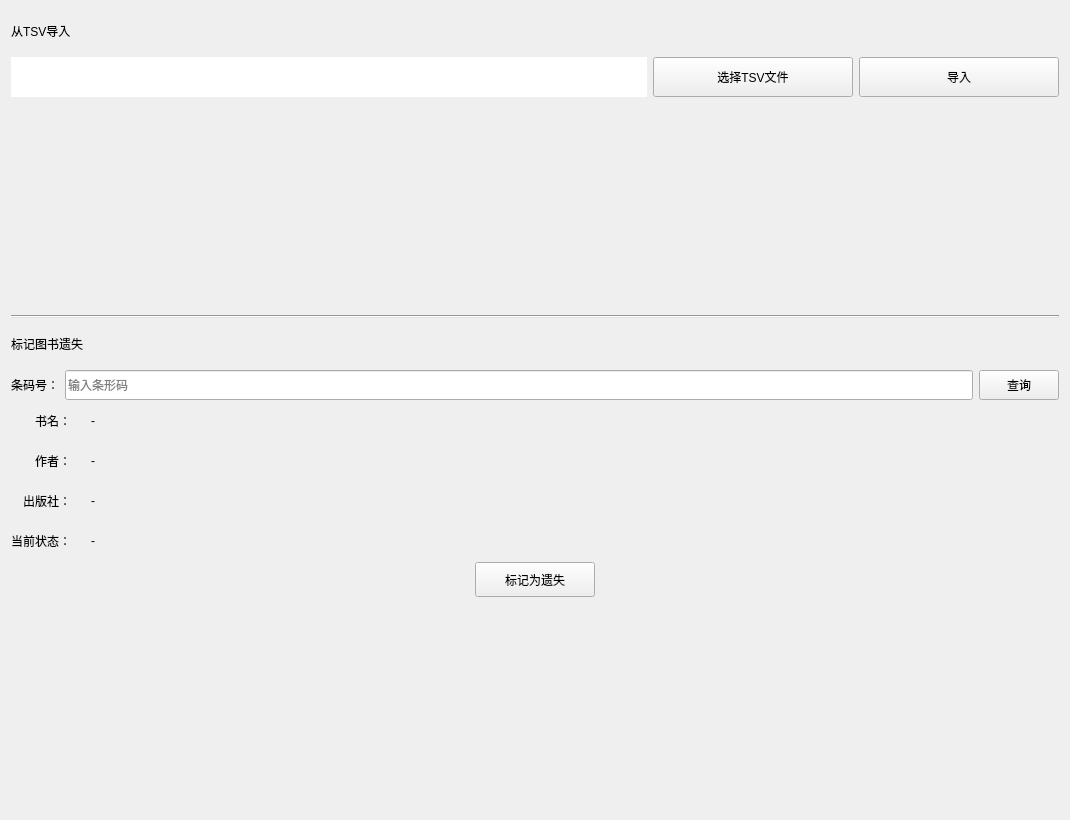
This is src/EditBookForm.ui in zhiweij1/LibrarySystem as Qt 5 draws it before an edit. The edited form follows.
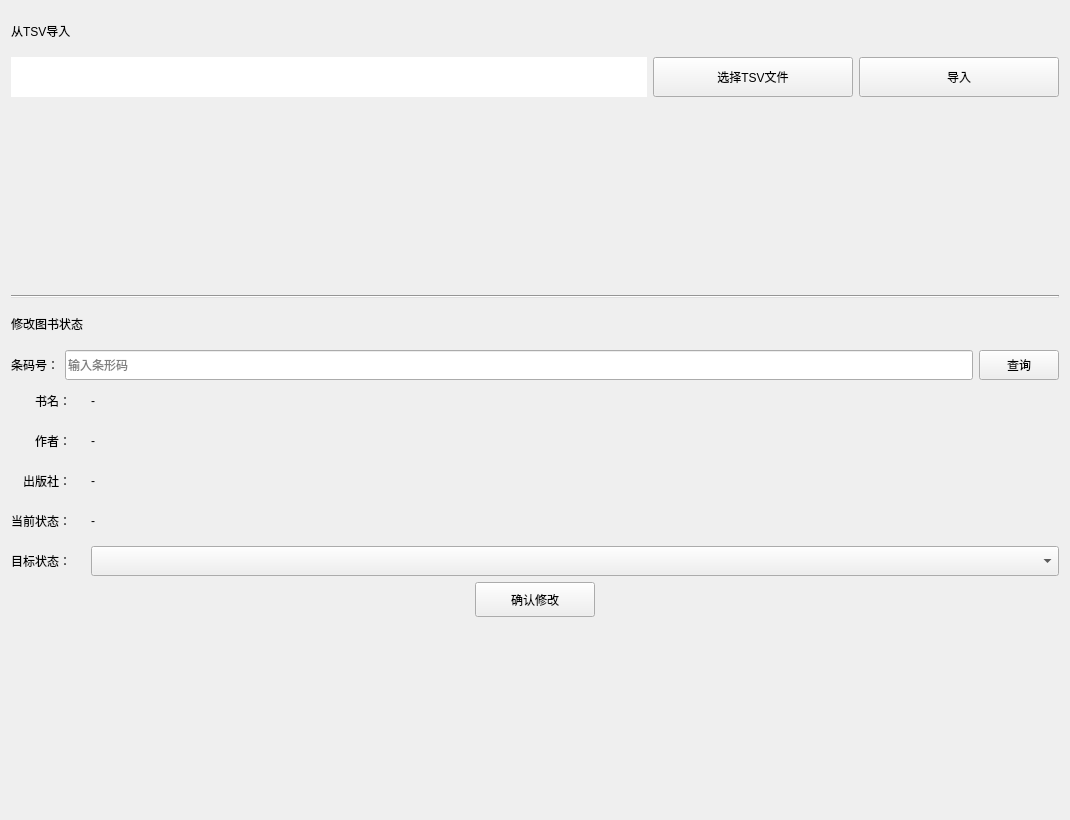
This is the edited form.

```diff
--- a/src/EditBookForm.ui
+++ b/src/EditBookForm.ui
@@ -123,7 +123,7 @@
       </size>
      </property>
      <property name="text">
-      <string>标记图书遗失</string>
+      <string>修改图书状态</string>
      </property>
     </widget>
    </item>
@@ -285,6 +285,29 @@
        </property>
       </widget>
      </item>
+     <item row="4" column="0">
+      <widget class="QLabel" name="TargetStatusLabel">
+       <property name="minimumSize">
+        <size>
+         <width>0</width>
+         <height>30</height>
+        </size>
+       </property>
+       <property name="text">
+        <string>目标状态：</string>
+       </property>
+      </widget>
+     </item>
+     <item row="4" column="1">
+      <widget class="QComboBox" name="TargetStatusComboBox">
+       <property name="minimumSize">
+        <size>
+         <width>0</width>
+         <height>30</height>
+        </size>
+       </property>
+      </widget>
+     </item>
     </layout>
    </item>
    <item>
@@ -311,7 +334,7 @@
         </size>
        </property>
        <property name="text">
-        <string>标记为遗失</string>
+        <string>确认修改</string>
        </property>
       </widget>
      </item>
```
Left out of the diff: 2 changed lines with no effect on the pictures.
